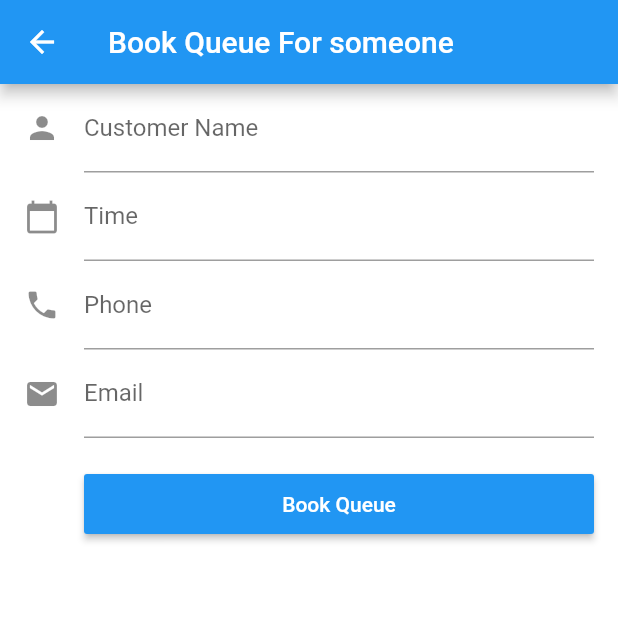
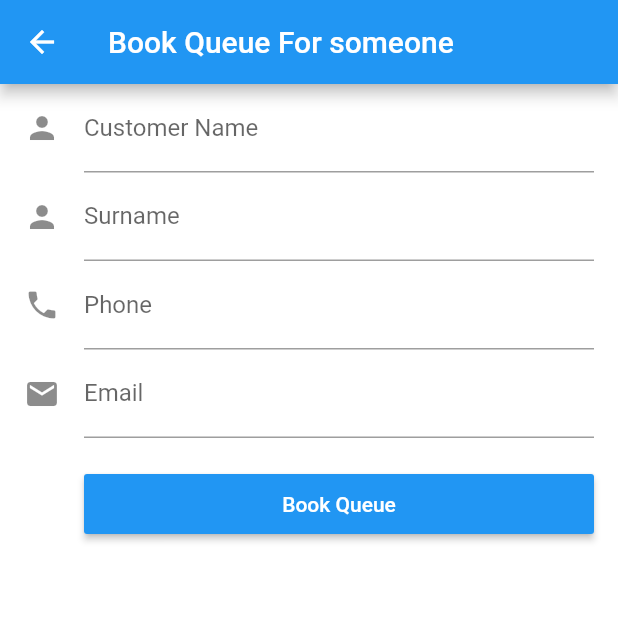
Before and after one commit to sureshkumar85ios/QueueResolver, a Flutter app: the bookForSomeoneEntry screen opened directly, after a tap on "Book Queue", on a phone screen of 412 x 824 dp, the top half of it. Run offline on Flutter 3.47's test engine with Material 2 defaults, Android fonts, the light colour scheme and no system bars; our stand-ins replace date_format, feather_icons_flutter, get_it, google_fonts, line_awesome_icons, qr_flutter and 1 more; missing offline and left inert: barcode_scan, esys_flutter_share; accounts and stored records are empty; generated files the repository leaves out were written again.

Commit message:
BookForSomeone Api has been added

```diff
--- /dev/null
+++ b/lib/data/bookSomeoneRequest.dart
@@ -0,0 +1,23 @@
+import 'package:json_annotation/json_annotation.dart';
+
+part 'bookSomeoneRequest.g.dart';
+
+@JsonSerializable()
+
+class bookSomeoneRequest {
+  String cellphoneNumber;
+  int companyId;
+  String emailAddress;
+  String name;
+  String surname;
+
+  bookSomeoneRequest(
+      {this.cellphoneNumber,
+        this.companyId,
+        this.emailAddress,
+        this.name,
+        this.surname});
+
+  Map<String, dynamic> toJson() => _$bookSomeoneRequestToJson(this);
+
+}
--- /dev/null
+++ b/lib/data/bookSomeoneResponse.dart
@@ -0,0 +1,20 @@
+import 'package:json_annotation/json_annotation.dart';
+
+part 'bookSomeoneResponse.g.dart';
+
+@JsonSerializable()
+class bookSomeoneResponse {
+  int companyId;
+  String expectedPorcessedTime;
+  int queueId;
+  String queueNumber;
+
+  bookSomeoneResponse(
+      {this.companyId,
+        this.expectedPorcessedTime,
+        this.queueId,
+        this.queueNumber});
+
+  factory bookSomeoneResponse.fromJson(Map<String, dynamic> item) => _$bookSomeoneResponseFromJson(item);
+  Map<String, dynamic> toJson() => _$bookSomeoneResponseToJson(this);
+}
--- a/lib/login_rest_ds.dart
+++ b/lib/login_rest_ds.dart
@@ -2,6 +2,8 @@ import 'dart:async';
 import 'dart:convert';
 import 'package:http/http.dart' as http;
 import 'package:my_app/data/bookQueueResponse.dart';
+import 'package:my_app/data/bookSomeoneRequest.dart';
+import 'package:my_app/data/bookSomeoneResponse.dart';
 import 'package:my_app/data/signupModel.dart';
 import 'package:my_app/models/VendorDashboard.dart';
 import 'package:my_app/models/startQueue.dart';
@@ -20,6 +22,8 @@ final queue_list_url = 'https://queue-keeper.herokuapp.com/api/v1/queue/';
 final create_user = 'https://queue-keeper.herokuapp.com/api/v1/user';
 final start_queue_urls = 'https://queue-keeper.herokuapp.com/api/v1/queueheader';
 final cancel_queue_urls = 'https://queue-keeper.herokuapp.com/api/v1/queueheader/company/cancel';
+final book_someone = 'https://queue-keeper.herokuapp.com/api/v1/queue/book/other';
+
 
 
 
@@ -120,6 +124,20 @@ Future<APIResponse<bool>> createSignUpUser(signupModel item) {
       .catchError((_) => APIResponse<bool>(error: true, errorMessage: 'An error occured'));
 }
 
+Future<APIResponse<bookSomeoneResponse>> createQueueForSomeone(bookSomeoneRequest item) {
+  return http.post(book_someone, headers: headers, body: json.encode(item.toJson())).then((data) {
+    if (data.statusCode == 200) {
+      final  jsonData = json.decode(data.body);
+      //final List<startQueue> notes = <startQueue>;
+      //notes.add(startQueue.fromJson(jsonData));
+      final notes = bookSomeoneResponse.fromJson(jsonData);
+      return APIResponse<bookSomeoneResponse>(data: notes);
+    }
+    return APIResponse<bookSomeoneResponse>(error: true, errorMessage: 'An error occured');
+  })
+      .catchError((_) => APIResponse<bookSomeoneResponse>(error: true, errorMessage: 'An error occured'));
+}
+
 Future<LoginResponse> createUser(String name, String password) async{
   final String apiUrl = LOGIN_URL;
   final Map data = {
--- a/lib/screens/bookForSomeoneEntry.dart
+++ b/lib/screens/bookForSomeoneEntry.dart
@@ -1,7 +1,14 @@
 import 'package:flutter/material.dart';
 import 'package:flutter/services.dart';
 import 'package:google_fonts/google_fonts.dart';
+import 'package:my_app/data/bookSomeoneRequest.dart';
+import 'package:my_app/data/bookSomeoneResponse.dart';
+import 'package:my_app/data/signupModel.dart';
+import 'package:my_app/login_rest_ds.dart';
+import 'package:my_app/models/api_response.dart';
 import 'package:my_app/screens/bookedAssistanceQueues.dart';
+import 'package:my_app/utilities/AlertUtil.dart';
+import 'package:my_app/utilities/StorageUtil.dart';
 
 
 class bookForSomeoneEntry extends StatefulWidget {
@@ -12,6 +19,11 @@ class bookForSomeoneEntry extends StatefulWidget {
 
 var color1 = Color(0xFFa572c0);
 var color2 = Color(0xFF6559d4);
+bool _isLoading = false;
+final _customerNameController =TextEditingController();
+final _surnameController =TextEditingController();
+final _phoneController =TextEditingController();
+final _emailController =TextEditingController();
 
 class _bookForSomeoneEntryState extends State<bookForSomeoneEntry> {
 
@@ -37,17 +49,18 @@ class _bookForSomeoneEntryState extends State<bookForSomeoneEntry> {
                   new TextFormField(
                     decoration: const InputDecoration(
                       icon: const Icon(Icons.person),
-                      hintText: 'Enter customer first and last name',
+                      hintText: 'Enter customer first',
                       labelText: 'Customer Name',
                     ),
+                    controller: _customerNameController,
                   ),
                   new TextFormField(
                     decoration: const InputDecoration(
-                      icon: const Icon(Icons.calendar_today),
-                      hintText: 'Enter your booking time',
-                      labelText: 'Time',
+                      icon: const Icon(Icons.person),
+                      hintText: 'Enter your Surname',
+                      labelText: 'Surname',
                     ),
-                    keyboardType: TextInputType.datetime,
+                    controller: _surnameController,
                   ),
                   new TextFormField(
                     decoration: const InputDecoration(
@@ -56,6 +69,7 @@ class _bookForSomeoneEntryState extends State<bookForSomeoneEntry> {
                       labelText: 'Phone',
                     ),
                     keyboardType: TextInputType.phone,
+                    controller: _phoneController,
                     inputFormatters: [
                       WhitelistingTextInputFormatter.digitsOnly,
                     ],
@@ -67,6 +81,7 @@ class _bookForSomeoneEntryState extends State<bookForSomeoneEntry> {
                       labelText: 'Email',
                     ),
                     keyboardType: TextInputType.emailAddress,
+                    controller: _emailController,
                   ),
 //                  new FormField(
 //                    builder: (FormFieldState state) {
@@ -106,21 +121,73 @@ class _bookForSomeoneEntryState extends State<bookForSomeoneEntry> {
                         color: Theme.of(context).primaryColor,
                         textColor: Colors.white,
                         child: new Text("Book Queue"),
-                        onPressed: () => {},
-                        splashColor: Colors.redAccent,
+
+
+                        onPressed:  () async {
+                          await StorageUtil.getInstance();
+//                          setState(() {
+//                            _isLoading = true;
+//                          });
+                          final _companyId = StorageUtil.getString('companyId');
+                          final note = bookSomeoneRequest(
+                            cellphoneNumber: _phoneController.text,
+                            emailAddress: _emailController.text,
+                            surname: _surnameController.text,
+                            name: _customerNameController.text,
+                            companyId: int.parse(_companyId),
+                          );
+                          //print(note.password+note.username+note.emailAddress+note.surname+note.type+note.cellphoneNumber+note.locationPin+note.postalCode+note.type);
+                          final  APIResponse<bookSomeoneResponse> result = await createQueueForSomeone(note);
+
+//                          setState(() {
+//                            _isLoading = false;
+//                          });
+                          final title = result.error ?'Info' : 'Done';
+                          final text = result.error ? 'An active queue setup already exists for the day' : 'Queue has been booked,the queue id is'+result.data.queueId.toString();
+//                          final title = 'Done';
+//                          final text = result.error ? (result.errorMessage ?? 'An error occurred') : 'Queue has been book,the queue id is'+result.data.queueId.toString();
+                          showAlertDialog(this.context, title, text);
+//                          showDialog(
+//                              context: context,
+//                              builder: (_) => AlertDialog(
+//                                title: Text(title),
+//                                content: Text(text),
+//                                actions: <Widget>[
+//                                  FlatButton(
+//                                    child: Text('Ok'),
+//                                    onPressed: () {
+////                                      Navigator.push(
+////                                        context,
+////                                        MaterialPageRoute(builder: (BuildContext context) => LoginScreen()),
+////                                      );
+//                                      // Navigator.of(context).pop( Navigator.of(context).pop());
+//                                      //Navigator.of(context, rootNavigator: true).pop(context);
+//                                    },
+//                                  )
+//                                ],
+//                              )
+//                          )
+//                              .then((data) {
+//                            if (result.data) {
+//                              Navigator.of(context).pop();
+//                            }
+//                          }
+                          //),
+                        }
+                       // splashColor: Colors.redAccent,
                       )),
                 ],
               ))),
     );
   }
 }
-
-
-class newContact {
-  String name;
-  String age;
-  String time;
-  String preference;
-
-  newContact({this.name, this.age, this.time, this.preference});
-}
+//
+//
+//class newContact {
+//  String name;
+//  String age;
+//  String time;
+//  String preference;
+//
+//  newContact({this.name, this.age, this.time, this.preference});
+//}
```
Also changed, not shown: lib/data/bookSomeoneRequest.g.dart (added), lib/data/bookSomeoneResponse.g.dart (added).
